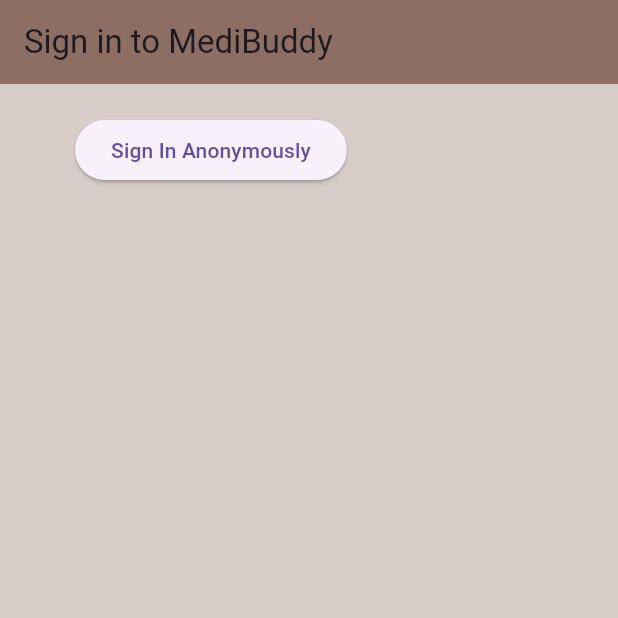
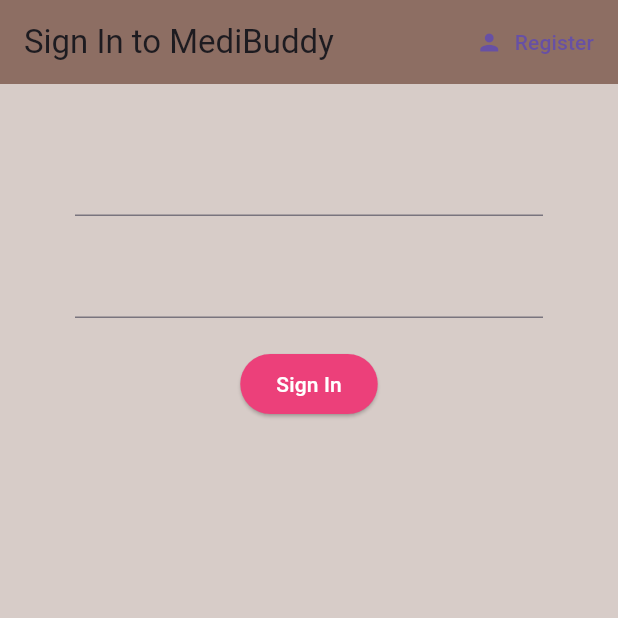
Before and after one commit to aseahjh/medibuddy, a Flutter app: the screen it shows after launch, on a phone screen of 412 x 824 dp, the top half of it. Run offline on Flutter 3.47's test engine with Material 3 defaults, Android fonts, the phone set to English and light mode, and no system bars; our stand-ins replace firebase_auth, firebase_core; accounts and stored records are empty.

Commit message:
Register via Email and Password Function

```diff
--- a/lib/main.dart
+++ b/lib/main.dart
@@ -8,10 +8,12 @@
 
 void main() async {
   try {
+    // Initializing Firebase
     WidgetsFlutterBinding.ensureInitialized();
     await Firebase.initializeApp(
       options: DefaultFirebaseOptions.currentPlatform,
     );
+    // Run App
     runApp(MyApp());
   } catch (error) {
     print('Initializing Firebase Error: $error');
@@ -22,7 +24,8 @@
   MyApp({Key? key}) : super(key: key);
 
   // This widget is the root of your application.
-  // wrapping MaterialApp with StreamProvider to listen to the Auth Stream that tells you if there is a User logged in or not
+  // Wrapping MaterialApp with StreamProvider to Listen to the Authentication Stream
+  // Authentication Steam tells you if there is a User Logged In or not
   @override
   Widget build(BuildContext context) {
     return StreamProvider<AppUser?>.value(
@@ -33,6 +36,7 @@
         theme: ThemeData(
           primarySwatch: Colors.green,
         ),
+        // Goes to Wrapper Widget first to check for Authentification
         home: Wrapper(),
       ),
     );
--- a/lib/models/user.dart
+++ b/lib/models/user.dart
@@ -1,5 +1,5 @@
+// Custom User Object Model
 class AppUser {
   final String uid;
-
   AppUser({required this.uid});
 }
--- a/lib/screens/authenticate/authenticate.dart
+++ b/lib/screens/authenticate/authenticate.dart
@@ -1,4 +1,5 @@
 import 'package:flutter/material.dart';
+import 'package:medibuddy/screens/authenticate/register.dart';
 import 'package:medibuddy/screens/authenticate/sign_in.dart';
 
 class Authenticate extends StatefulWidget {
@@ -9,10 +10,20 @@
 }
 
 class _AuthenticateState extends State<Authenticate> {
+  // Boolean to check whether to show Sign In Widget or Register Widget
+  bool showSignIn = true;
+
+  // Function to Change Boolean to its Opposite Value
+  void toggleView() {
+    setState(() => showSignIn = !showSignIn);
+  }
+
   @override
   Widget build(BuildContext context) {
-    return Container(
-      child: const SignIn(),
-    );
+    if (showSignIn) {
+      return SignIn(toggleView: toggleView);
+    } else {
+      return Register(toggleView: toggleView);
+    }
   }
 }
--- a/lib/screens/authenticate/sign_in.dart
+++ b/lib/screens/authenticate/sign_in.dart
@@ -2,38 +2,100 @@
 import 'package:medibuddy/services/auth.dart';
 
 class SignIn extends StatefulWidget {
-  const SignIn({super.key});
+  // SignIn Widget with Constructor to accept ToggleView Function
+  final Function toggleView;
+  SignIn({super.key, required this.toggleView});
 
   @override
   State<SignIn> createState() => _SignInState();
 }
 
 class _SignInState extends State<SignIn> {
-  final AuthService _authService = AuthService();
+  // AuthService Class to call Functions from auth.dart
+  final AuthService _auth = AuthService();
+
+  // Text Field Inputs
+  String email = '';
+  String password = '';
 
   @override
   Widget build(BuildContext context) {
     return Scaffold(
       backgroundColor: Colors.brown[100],
+
+      // App Bar showing Page Title and Register Button
       appBar: AppBar(
         backgroundColor: Colors.brown[400],
         elevation: 0.0,
-        title: const Text('Sign in to MediBuddy'),
+        title: const Text('Sign In to MediBuddy'),
+        // Button to go to Register Page
+        actions: <Widget>[
+          TextButton.icon(
+            icon: Icon(Icons.person),
+            label: Text('Register'),
+            onPressed: () {
+              widget.toggleView();
+            },
+          ),
+        ],
       ),
+
+      // Sign In Container for Form
       body: Container(
         padding: const EdgeInsets.symmetric(vertical: 20.0, horizontal: 50.0),
-        child: ElevatedButton(
-            child: const Text('Sign In Anonymously'),
-            onPressed: () async {
-              dynamic result = await _authService.signInAnon();
-              if (result == null) {
-                print('Error Signing In');
-              } else {
-                print('Signed In');
-                print(result.uid);
-              }
-            }),
+        child: Form(
+          child: Column(children: <Widget>[
+            SizedBox(height: 20.0),
+
+            // Email Input
+            TextFormField(
+              onChanged: (val) {
+                setState(() => email = val);
+              },
+            ),
+            SizedBox(height: 20.0),
+
+            // Password Input
+            TextFormField(
+              obscureText: true,
+              onChanged: (val) {
+                setState(() => password = val);
+              },
+            ),
+            SizedBox(height: 20.0),
+
+            // Sign In Button
+            ElevatedButton(
+              style: ElevatedButton.styleFrom(
+                backgroundColor: Colors.pink[400],
+              ),
+              child: Text(
+                'Sign In',
+                style: TextStyle(color: Colors.white),
+              ),
+              onPressed: () async {
+                print(email);
+                print(password);
+              },
+            ),
+          ]),
+        ),
       ),
     );
   }
 }
+
+// ADD THIS BUTTON TO SIGN IN VIA GOOGLE
+
+// ADD THIS BUTTON TO ANONYMOUSLY SIGN IN
+/*ElevatedButton(
+  child: const Text('Sign In Anonymously'),
+  onPressed: () async {
+    dynamic result = await _authService.signInAnon();
+    if (result == null) {
+      print('Error Signing In');
+    } else {
+      print('Signed In');
+      print(result.uid);
+    }
+  }),*/
--- a/lib/screens/wrapper.dart
+++ b/lib/screens/wrapper.dart
@@ -9,10 +9,11 @@
 
   @override
   Widget build(BuildContext context) {
-    // accessing user data from provider everytime we get a new value
+    // Accessing User Data from Authentication Stream Provider everytime we get a New Value
     final user = Provider.of<AppUser?>(context);
 
-    // return either Home or Authenticate; if user value is null => user is logged out
+    // If User Value is Null => User is Logged Out; Goes to Authenticate Widget for Sign Up
+    // Else => User is Logged In; Goes to Home Widget
     if (user == null) {
       return Authenticate();
     } else {
```
Also changed, not shown: lib/screens/authenticate/register.dart (added, +119 -0 lines), lib/screens/home/home.dart (+6 -2 lines), lib/services/auth.dart (+19 -6 lines).
